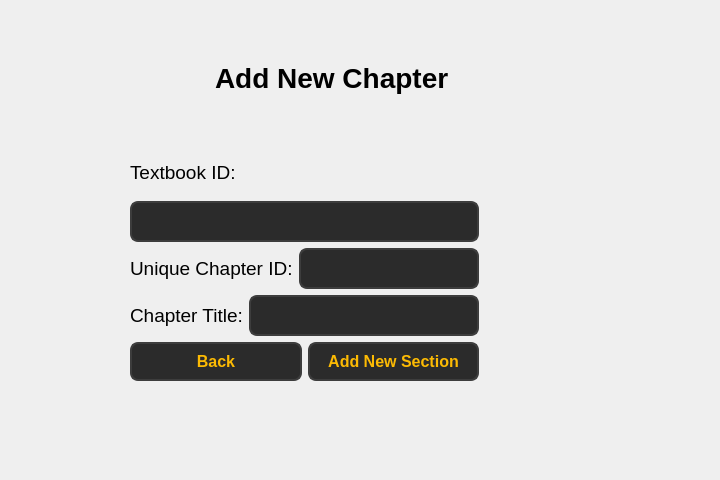
First picture: the form in ui/faculty/faculty_add_new_chapter_window.ui, repository Soham1117/elearningApp, before the edit.
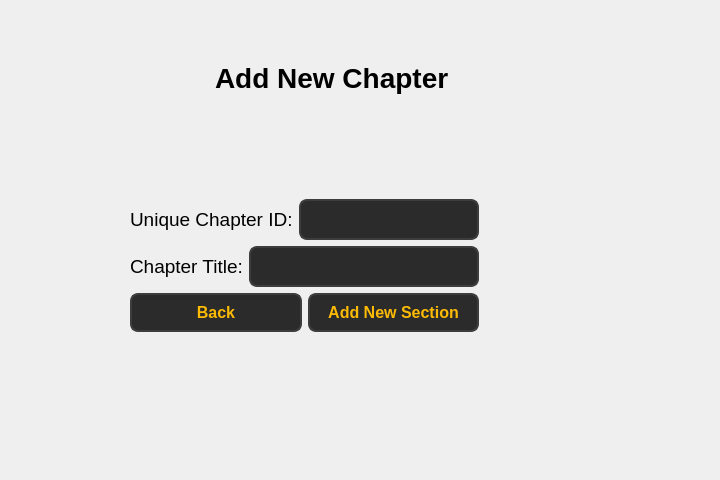
Second picture: the form after the edit.

Commit message: added required changes in faculty

What changed in the file:
```diff
--- a/ui/faculty/faculty_add_new_chapter_window.ui
+++ b/ui/faculty/faculty_add_new_chapter_window.ui
@@ -32,7 +32,7 @@
     <string>Add New Chapter</string>
    </property>
   </widget>
-  <widget class="QWidget" name="">
+  <widget class="QWidget" name="layoutWidget">
    <property name="geometry">
     <rect>
      <x>130</x>
@@ -42,44 +42,6 @@
     </rect>
    </property>
    <layout class="QVBoxLayout" name="verticalLayout">
-    <item>
-     <widget class="QLabel" name="label_8">
-      <property name="font">
-       <font>
-        <pointsize>14</pointsize>
-       </font>
-      </property>
-      <property name="text">
-       <string>Textbook ID:</string>
-      </property>
-     </widget>
-    </item>
-    <item>
-     <widget class="QLineEdit" name="lineEdit_7">
-      <property name="styleSheet">
-       <string notr="true">QLineEdit {
-        background-color: #2b2b2b;  /* Dark background */
-        color: #fcba03;  /* Text color */
-        border: 2px solid #3d3d3d;  /* Border color */
-        border-radius: 8px;  /* Rounded corners */
-        padding: 8px;  /* Padding inside the input field */
-        font-size: 16px;  /* Font size */
-        font-weight: bold;  /* Bold font */
-    }
-
-    QLineEdit:hover {
-        background-color: #3d3d3d;  /* Background when hovered */
-        border: 2px solid #fcba03;  /* Border color when hovered */
-    }
-
-    QLineEdit:focus {
-        background-color: #1a1a1a;  /* Background when focused */
-        border: 2px solid #fcba03;  /* Border color when focused */
-        color: #ffffff;  /* Text color when focused */
-    }</string>
-      </property>
-     </widget>
-    </item>
     <item>
      <layout class="QVBoxLayout" name="verticalLayout_2">
       <item>
```
The commit also changes 17 other files.
